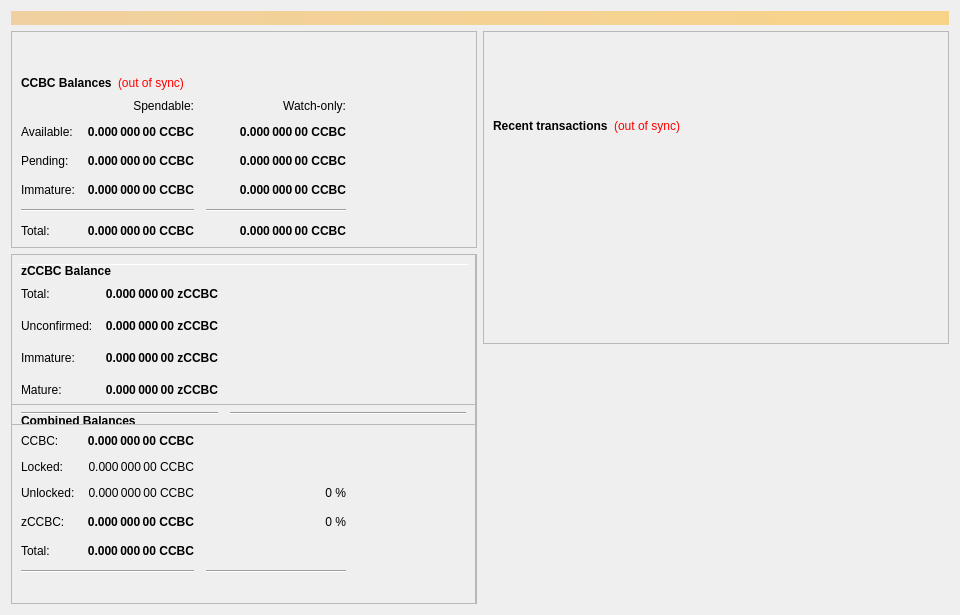
First picture: the form in src/qt/forms/overviewpage.ui, repository CryptoCashBack-Hub/CCBC, before the edit.
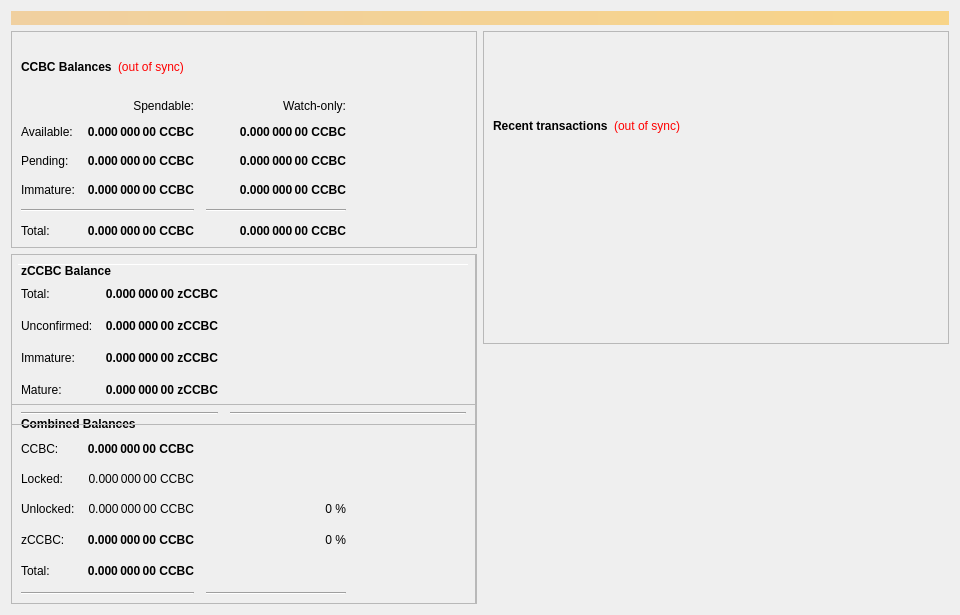
Second picture: the form after the edit.

What changed in the file:
```diff
--- a/src/qt/forms/overviewpage.ui
+++ b/src/qt/forms/overviewpage.ui
@@ -49,19 +49,6 @@
           <enum>QFrame::Raised</enum>
          </property>
          <layout class="QVBoxLayout" name="verticalLayout_4">
-          <item>
-           <spacer name="verticalSpacer_4">
-            <property name="orientation">
-             <enum>Qt::Vertical</enum>
-            </property>
-            <property name="sizeHint" stdset="0">
-             <size>
-              <width>20</width>
-              <height>40</height>
-             </size>
-            </property>
-           </spacer>
-          </item>
           <item>
            <layout class="QHBoxLayout" name="horizontalLayout_4">
             <item>
@@ -1144,19 +1131,6 @@
              </item>
             </layout>
            </item>
-           <item>
-            <spacer name="verticalSpacer">
-             <property name="orientation">
-              <enum>Qt::Vertical</enum>
-             </property>
-             <property name="sizeHint" stdset="0">
-              <size>
-               <width>20</width>
-               <height>40</height>
-              </size>
-             </property>
-            </spacer>
-           </item>
           </layout>
          </widget>
          <widget class="QFrame" name="frame_4">
```
Left out of the diff: 2 changed lines with no effect on the pictures.
